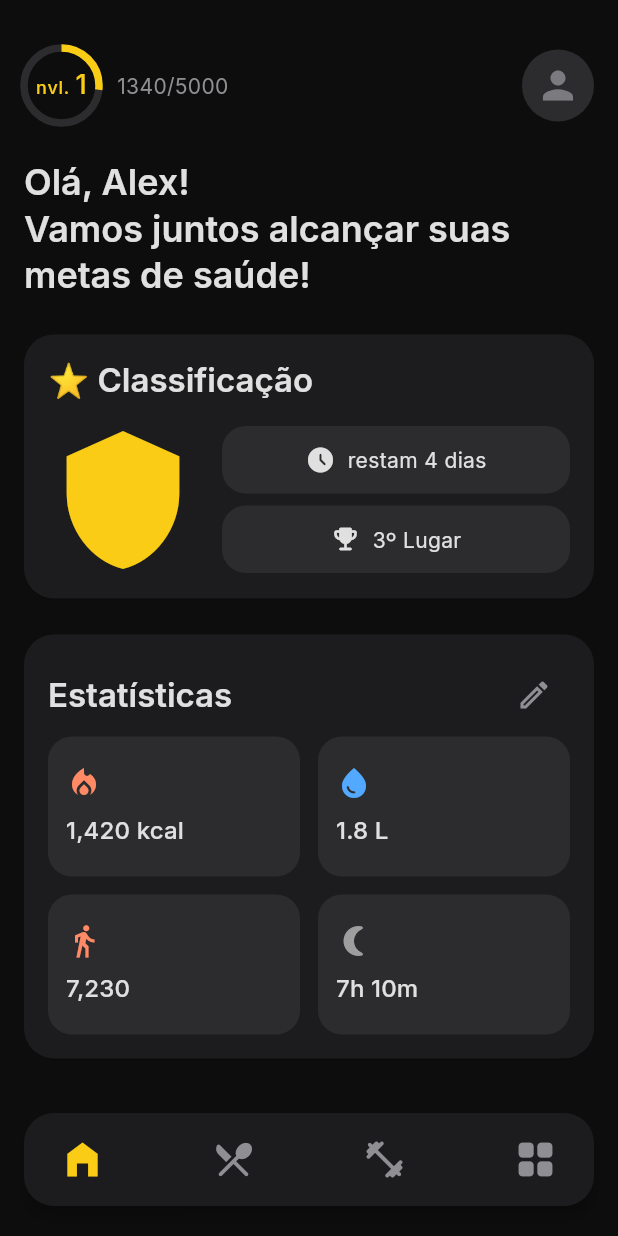
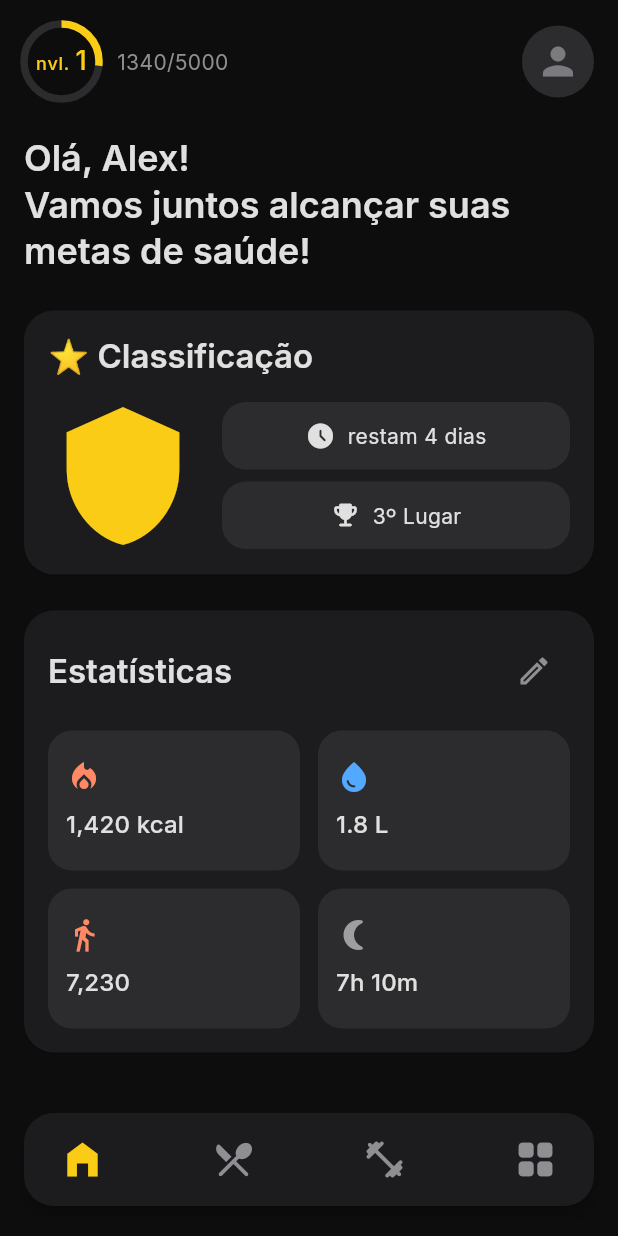
Before and after one commit to Rafael-Mori-2022/strive-app, a Flutter app: the screen it shows after launch, on a phone screen of 412 x 824 dp. Run offline on Flutter 3.47's test engine with Material 3 defaults, Android fonts, the phone set to English and light mode, and no system bars; our stand-ins replace flutter_riverpod, get_it, go_router, google_fonts; accounts and stored records are empty.

Commit message:
Corrigido algumas inconsistencias visuais

```diff
--- a/lib/presentation/screens/dashboard/home_dashboard_screen.dart
+++ b/lib/presentation/screens/dashboard/home_dashboard_screen.dart
@@ -11,19 +11,17 @@ class HomeDashboardScreen extends ConsumerWidget {
 
   @override
   Widget build(BuildContext context, WidgetRef ref) {
-    return RefreshIndicator(
+    // Adicione o SafeArea ao redor do RefreshIndicator
+    return SafeArea(
+      child: RefreshIndicator(
         onRefresh: () async {
           ref.refresh(userProfileProvider);
           ref.refresh(availableStatsProvider);
         },
         child: ListView(
-        // <<< CORREÇÃO AQUI
-        // Força o ListView a ser scrollável mesmo se o conteúdo for curto
           physics: const AlwaysScrollableScrollPhysics(),
-        //
           padding: const EdgeInsets.fromLTRB(16, 16, 16, 100),
           children: [
-          const SizedBox(height: 16),
             const _TopBar(),
             const SizedBox(height: 24),
             const _Greeting(),
@@ -32,6 +30,7 @@ class HomeDashboardScreen extends ConsumerWidget {
             const SizedBox(height: 24),
             const _StatisticsCard(),
           ],
+        ),
       ),
     );
   }
@@ -250,6 +249,8 @@ class _StatisticsCard extends ConsumerWidget {
       child: Padding(
         padding: const EdgeInsets.all(16.0),
         child: Column(
+          // Garante que a coluna não ocupe mais espaço do que o necessário
+          mainAxisSize: MainAxisSize.min,
           children: [
             Row(
               mainAxisAlignment: MainAxisAlignment.spaceBetween,
@@ -265,7 +266,8 @@ class _StatisticsCard extends ConsumerWidget {
                 ),
               ],
             ),
-            const SizedBox(height: 4),
+            // O SizedBox(height: 4) foi REMOVIDO daqui
+
             availableStats.when(
               data: (list) {
                 final selectedIds = selectedStats.valueOrNull ?? [];
@@ -274,7 +276,22 @@ class _StatisticsCard extends ConsumerWidget {
                     .take(4)
                     .toList();
 
+                // Caso não haja nenhuma estatística selecionada
+                if (statCards.isEmpty) {
+                  return Container(
+                    padding: const EdgeInsets.only(top: 16.0),
+                    alignment: Alignment.center,
+                    child: Text(
+                      'Edite para adicionar estatísticas.',
+                      style: textTheme.bodyMedium
+                          ?.copyWith(color: colors.onSurfaceVariant),
+                    ),
+                  );
+                }
+
                 return GridView.builder(
+                  // Adicionado padding aqui para controlar o espaço
+                  padding: const EdgeInsets.only(top: 16.0),
                   shrinkWrap: true,
                   physics: const NeverScrollableScrollPhysics(),
                   gridDelegate: const SliverGridDelegateWithFixedCrossAxisCount(
@@ -289,16 +306,21 @@ class _StatisticsCard extends ConsumerWidget {
                     return _StatGridItem(
                       text: stat.value,
                       icon: stat.icon,
-                      iconColor: _getColorForStat(stat.id), // Mapeia a cor
+                      iconColor: _getColorForStat(stat.id),
                     );
                   },
                 );
               },
-              loading: () => const Padding(
-                padding: EdgeInsets.all(8.0),
-                child: CircularProgressIndicator(),
+              loading: () => const SizedBox(
+                // Altura fixa para evitar pulos de layout
+                height: 150,
+                child: Center(child: CircularProgressIndicator()),
               ),
-              error: (e, st) => const Text('Erro ao carregar estatísticas'),
+              error: (e, st) => Container(
+                padding: const EdgeInsets.only(top: 16.0),
+                alignment: Alignment.center,
+                child: const Text('Erro ao carregar estatísticas'),
+              ),
             ),
           ],
         ),
--- a/lib/presentation/screens/workout/workout_screen.dart
+++ b/lib/presentation/screens/workout/workout_screen.dart
@@ -95,8 +95,7 @@ class _WorkoutScreenState extends ConsumerState<WorkoutScreen> {
             const _CalendarCard(),
             const SizedBox(height: 16),
             // 7. Barra de Navegação (a mesma do Dashboard)
-            const _CustomBottomNavBar(),
-            const SizedBox(height: 16),
+            const SizedBox(height: 84),
           ],
         ),
       ),
@@ -239,7 +238,7 @@ class _PlanCard extends ConsumerWidget {
                 ),
               ],
             ),
-            const SizedBox(height: 16),
+            const SizedBox(height: 15),
             // Lista de Exercícios (usando Column pois está dentro de um PageView)
             Column(
               children: exercises // Use plan.exercises aqui
--- a/lib/theme.dart
+++ b/lib/theme.dart
@@ -127,17 +127,17 @@ ThemeData get lightTheme {
       foregroundColor: colorScheme.onBackground,
       elevation: 0,
     ),
-    cardTheme: CardThemeData(
+    cardTheme: CardTheme(
       color: colorScheme.surface,
       elevation: 0.5,
       shape: RoundedRectangleBorder(
           borderRadius: BorderRadius.circular(RadiusTokens.lg)),
       margin: const EdgeInsets.all(0),
     ),
-    dialogTheme: const DialogThemeData(
+    dialogTheme: const DialogTheme(
       elevation: 0,
     ),
-    tabBarTheme: TabBarThemeData(
+    tabBarTheme: TabBarTheme(
       indicatorSize: TabBarIndicatorSize.label,
       labelColor: colorScheme.primary,
       unselectedLabelColor: colorScheme.onSurfaceVariant,
@@ -245,15 +245,15 @@ ThemeData get darkTheme {
       foregroundColor: colorScheme.onBackground,
       elevation: 0,
     ),
-    cardTheme: CardThemeData(
+    cardTheme: CardTheme(
       color: colorScheme.surface,
       elevation: 0.5,
       shape: RoundedRectangleBorder(
           borderRadius: BorderRadius.circular(RadiusTokens.lg)),
       margin: const EdgeInsets.all(0),
     ),
-    dialogTheme: const DialogThemeData(elevation: 0),
-    tabBarTheme: TabBarThemeData(
+    dialogTheme: const DialogTheme(elevation: 0),
+    tabBarTheme: TabBarTheme(
       indicatorSize: TabBarIndicatorSize.label,
       labelColor: colorScheme.primary,
       unselectedLabelColor: colorScheme.onSurfaceVariant,
```
Also changed, not shown: lib/presentation/screens/diet/diet_screen.dart (+13 -6 lines), lib/presentation/screens/explore/explore_screen.dart (+39 -0 lines). Lines whose indentation alone changed are shown as unchanged.
